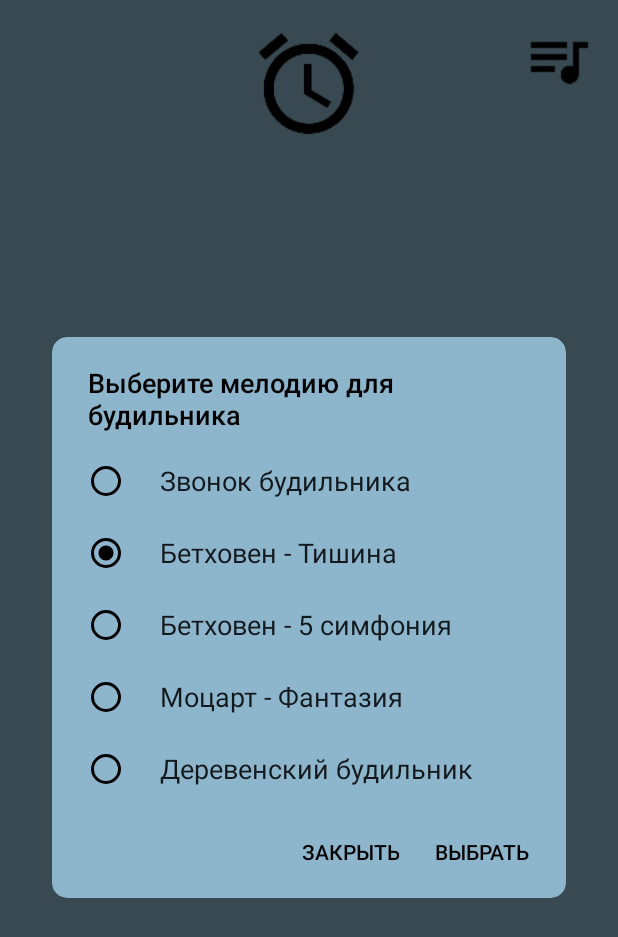
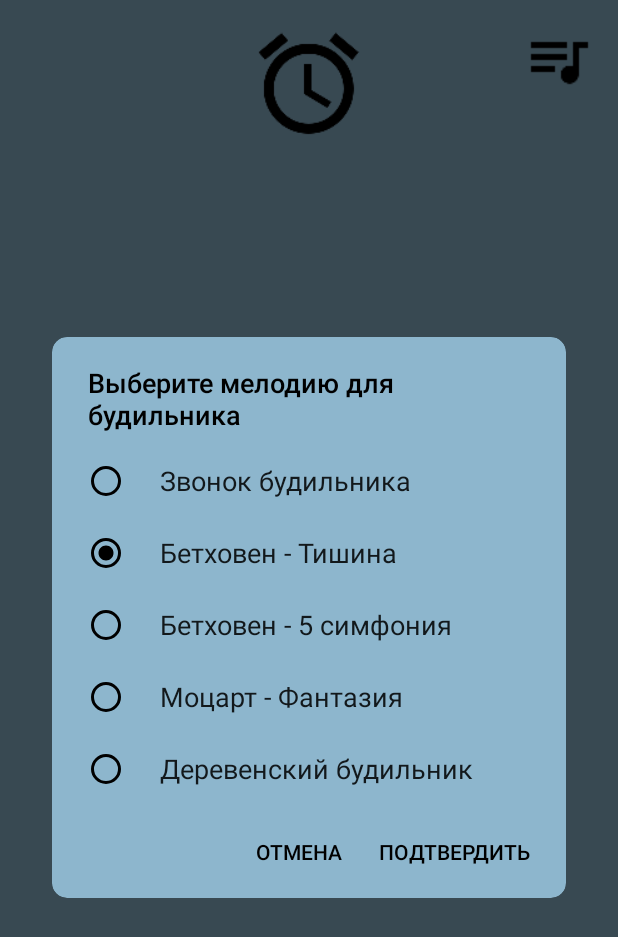
Before and after one commit to ZlotIv/AlarmClock, an Android app: the screen it shows after launch (MainActivity), after a tap on an icon or button, on a phone screen of 412 x 824 dp. Shown: the top 937 px of the screen. Run offline under Robolectric (Android 15) with nearby library versions, the phone set to English and light mode, and no system bars.

Commit message:
Версия для релиза. Проблема с кнопками диалогового окна не решена.

```diff
--- a/app/build.gradle
+++ b/app/build.gradle
@@ -2,7 +2,7 @@ apply plugin: 'com.android.application'
 
 android {
     compileSdkVersion 25
-    buildToolsVersion '25.0.1'
+    buildToolsVersion '25.0.2'
     defaultConfig {
         applicationId "zlotnikov.alarmclock"
         minSdkVersion 21
@@ -21,5 +21,5 @@ android {
 }
 
 dependencies {
-    compile 'com.android.support:appcompat-v7:25.0.1'
+    compile 'com.android.support:appcompat-v7:25.1.0'
 }
--- a/app/src/main/AndroidManifest.xml
+++ b/app/src/main/AndroidManifest.xml
@@ -14,7 +14,7 @@
 
     <application
         android:allowBackup="true"
-        android:icon="@mipmap/ic_launcher"
+        android:icon="@mipmap/alarmclock_launcher"
         android:label="@string/app_name"
         android:supportsRtl="true"
         android:theme="@style/AppTheme">
--- a/app/src/main/java/zlotnikov/alarmclock/AlarmReceiver.java
+++ b/app/src/main/java/zlotnikov/alarmclock/AlarmReceiver.java
@@ -16,6 +16,5 @@ public class AlarmReceiver extends BroadcastReceiver {
         // установка флага для интента
         toWakeUpIntent.addFlags(Intent.FLAG_ACTIVITY_NEW_TASK);
         context.getApplicationContext().startActivity(toWakeUpIntent);
-        Log.e("Лог", "во втором ресивере");
     }
 }
--- a/app/src/main/java/zlotnikov/alarmclock/AlarmSoundService.java
+++ b/app/src/main/java/zlotnikov/alarmclock/AlarmSoundService.java
@@ -34,13 +34,16 @@ public class AlarmSoundService extends Service {
     public int onStartCommand(Intent intent, int flags, int startId) {
         vibrator = (Vibrator) getSystemService(Context.VIBRATOR_SERVICE);
         SharedPreferences preference = getSharedPreferences("song", MODE_PRIVATE);
+        // если в интенте передаётся мелодия, то надо просто прослушать мелодию
         if(intent.getExtras() != null){
             listenSong(intent.getExtras().getInt("song"));
         }
+        // если в перференсе уже хранится мелодия, то прозвенеть с ней
         else if(preference.contains("song")) {
             song = preference.getInt("song", 0);
             alarmClock();
         }
+        // иначе прозвенеть с мелодией по умолчанию
         else{
             alarmClock();
         }
--- a/app/src/main/java/zlotnikov/alarmclock/MainActivity.java
+++ b/app/src/main/java/zlotnikov/alarmclock/MainActivity.java
@@ -51,14 +51,14 @@ public class MainActivity extends AppCompatActivity {
         // диалоговое окно для удаления будильника
         listView.setOnItemClickListener(new AdapterView.OnItemClickListener() {@Override
         public void onItemClick(AdapterView<?> parent, View view, int position, final long id) {
-            deleteDialogBuilder.setTitle("Удалить будильник?");
-            deleteDialogBuilder.setNegativeButton("Нет", new DialogInterface.OnClickListener() {
+            deleteDialogBuilder.setTitle(R.string.deleteAlarmClockAsk);
+            deleteDialogBuilder.setNegativeButton(R.string.cancel, new DialogInterface.OnClickListener() {
                 @Override
                 public void onClick(DialogInterface dialog, int which) {
                     dialog.cancel();
                 }
             });
-            deleteDialogBuilder.setPositiveButton("Да", new DialogInterface.OnClickListener() {
+            deleteDialogBuilder.setPositiveButton(R.string.accept, new DialogInterface.OnClickListener() {
                 @Override
                 public void onClick(DialogInterface dialog, int which) {
                     deleteAlarmClock(id);
@@ -100,8 +100,7 @@ public class MainActivity extends AppCompatActivity {
     private void deleteAlarmClock(long id){
         // запрос на удаление данных из БД
         db.delete("ALARMCLOCK","_id = ?", new String[]{String.valueOf(id)});
-        System.out.println("id в списке " + id);
-        Toast toast = Toast.makeText(context, "Будильник удалён", Toast.LENGTH_SHORT);
+        Toast toast = Toast.makeText(context, R.string.deleteAlarmClockToast, Toast.LENGTH_SHORT);
         toast.show();
         Intent toReceiverIntent = new Intent(context, AlarmReceiver.class);
         PendingIntent pendingIntent = PendingIntent.getBroadcast(context, (int)id, toReceiverIntent, 0);
@@ -112,7 +111,7 @@ public class MainActivity extends AppCompatActivity {
         final Intent toAlarmSoundService = new Intent(context, AlarmSoundService.class);
         // префенс для загрузки мелодии
         SharedPreferences loadSong = getSharedPreferences("song", MODE_PRIVATE);
-        // утсновка "выбора" на установленной мелодии
+        // установка "выбора" на мелодии по умолчанию
         int song = 1;
         if(loadSong.contains("song")) {
             song = loadSong.getInt("song", 0);
@@ -137,15 +136,15 @@ public class MainActivity extends AppCompatActivity {
         // преференс для сохранения мелодии
         SharedPreferences saveSong = getSharedPreferences("song", MODE_PRIVATE);
         final SharedPreferences.Editor saveSongEditor = saveSong.edit();
-        songDialogBuilder.setTitle("Выберите мелодию для будильника");
-        songDialogBuilder.setNegativeButton("Закрыть", new DialogInterface.OnClickListener() {
+        songDialogBuilder.setTitle(R.string.chooseSong);
+        songDialogBuilder.setNegativeButton(R.string.cancel, new DialogInterface.OnClickListener() {
             @Override
             public void onClick(DialogInterface dialog, int which) {
                 stopService(toAlarmSoundService);
                 dialog.cancel();
             }
         });
-        songDialogBuilder.setPositiveButton("Выбрать", new DialogInterface.OnClickListener() {
+        songDialogBuilder.setPositiveButton(R.string.accept, new DialogInterface.OnClickListener() {
             @Override
             public void onClick(DialogInterface dialog, int which) {
                 saveSongEditor.apply();
--- a/app/src/main/res/drawable/alertdialogbackground.xml
+++ b/app/src/main/res/drawable/alertdialogbackground.xml
@@ -3,6 +3,6 @@
     android:inset="35dp">
     <shape android:shape="rectangle">
         <corners android:radius="10dp"/>
-        <solid android:color="@color/lightskyBlue"/>
+        <solid android:color="@color/colorLightskyBlue"/>
     </shape>
 </inset>
--- a/app/src/main/res/layout/activity_wake_up.xml
+++ b/app/src/main/res/layout/activity_wake_up.xml
@@ -12,7 +12,6 @@
     <Button
         android:layout_width="match_parent"
         android:layout_height="wrap_content"
-        android:text="Стоп"
         android:id="@+id/stopButton"
         android:layout_alignParentBottom="true"
         android:textColor="@color/colorWhite"
@@ -21,7 +20,6 @@
     <Button
         android:layout_width="match_parent"
         android:layout_height="wrap_content"
-        android:text="Повторить через 5 минут"
         android:id="@+id/repeatButton"
         android:layout_alignParentTop="true"
         android:layout_centerHorizontal="true"
--- a/app/src/main/res/values/colors.xml
+++ b/app/src/main/res/values/colors.xml
@@ -1,6 +1,6 @@
 <?xml version="1.0" encoding="utf-8"?>
 <resources>
-    <color name="lightskyBlue">#8DB6CD</color>
+    <color name="colorLightskyBlue">#8DB6CD</color>
     <color name="colorBlack">#000000</color>
     <color name="colorWhite">#ffffff</color>
 </resources>
--- a/app/src/main/res/values/strings.xml
+++ b/app/src/main/res/values/strings.xml
@@ -1,3 +1,12 @@
 <resources>
     <string name="app_name">Alarm Clock</string>
+    <string name="choosedaysTitle">Выберите дни недели</string>
+    <string name="cancel">Отмена</string>
+    <string name="accept">Подтвердить</string>
+    <string name="alarmClockConfirm">Будильник установлен</string>
+    <string name="deleteAlarmClockAsk">Удалить будильник?</string>
+    <string name="deleteAlarmClockToast">Будильник удалён</string>
+    <string name="chooseSong">Выберите мелодию для будильника</string>
+    <string name="stop">Стоп</string>
+    <string name="repeatAlarmClock">Повторить через 5 минут</string>
 </resources>
--- a/app/src/main/res/values/styles.xml
+++ b/app/src/main/res/values/styles.xml
@@ -5,7 +5,7 @@
         <!-- Customize your theme here. -->
         <item name="android:statusBarColor">@color/colorBlack</item>
         <item name="android:timePickerStyle">@style/myTimePicker</item>
-        <item name="android:colorBackground">@color/lightskyBlue</item>
+        <item name="android:colorBackground">@color/colorLightskyBlue</item>
     </style>
     <style name="myTimePicker" parent="@android:style/Widget.Material.Light.TimePicker">
         <item name="android:numbersSelectorColor">@color/colorWhite</item>
@@ -17,12 +17,11 @@
         <item name="android:textColor">@color/colorBlack</item>
         <item name="android:textSize">20sp</item>
     </style>
-    <style name="myAlertDialog" parent="@style/Theme.AppCompat.Light.Dialog.Alert">
+    <style name="myAlertDialog" parent="Theme.AppCompat.Light.Dialog.Alert">
         <item name="android:textColor">@color/colorBlack</item>
         <item name="android:colorPrimary">@color/colorBlack</item>
         <item name="android:colorAccent">@color/colorBlack</item>
         <item name="android:colorControlNormal">@color/colorBlack</item>
         <item name="android:colorControlActivated">@color/colorBlack</item>
-        <item name="android:textColorAlertDialogListItem">@color/colorBlack</item>
     </style>
 </resources>
```
Also changed, not shown: app/src/main/java/zlotnikov/alarmclock/AlarmSettings.java (+4 -4 lines), app/src/main/java/zlotnikov/alarmclock/WakeUp.java (+6 -6 lines), app/src/main/res/mipmap-hdpi/AlarmClock_launcher.png (added), app/src/main/res/mipmap-hdpi/ic_launcher.png (deleted), app/src/main/res/mipmap-mdpi/ic_launcher.png (deleted), app/src/main/res/mipmap-xhdpi/AlarmClock_launcher.png (added), app/src/main/res/mipmap-xhdpi/ic_launcher.png (deleted), app/src/main/res/mipmap-xxhdpi/ic_launcher.png (deleted), app/src/main/res/mipmap-xxxhdpi/ic_launcher.png (deleted).
